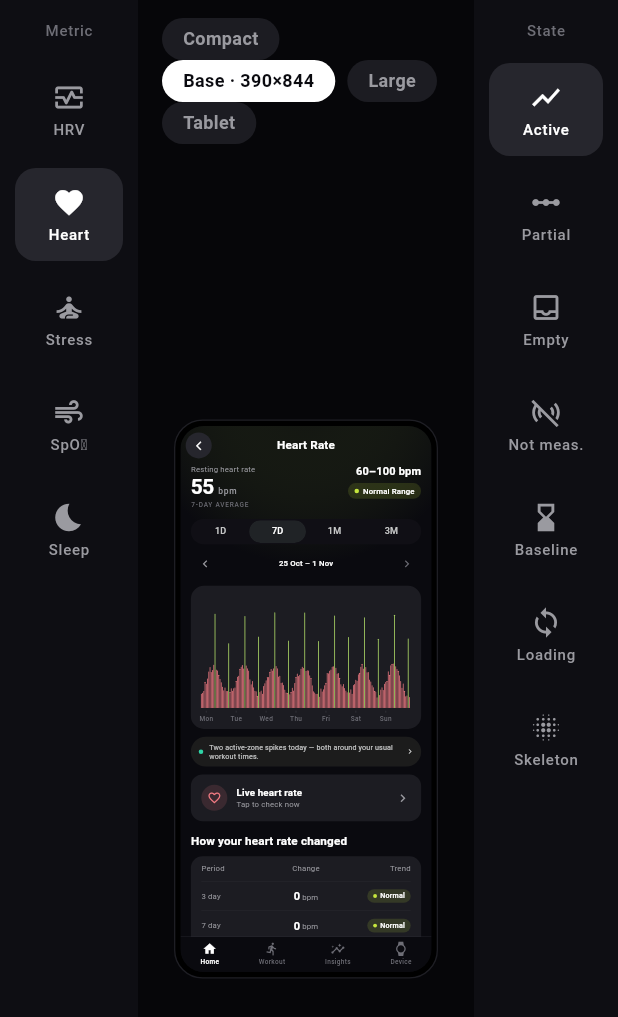
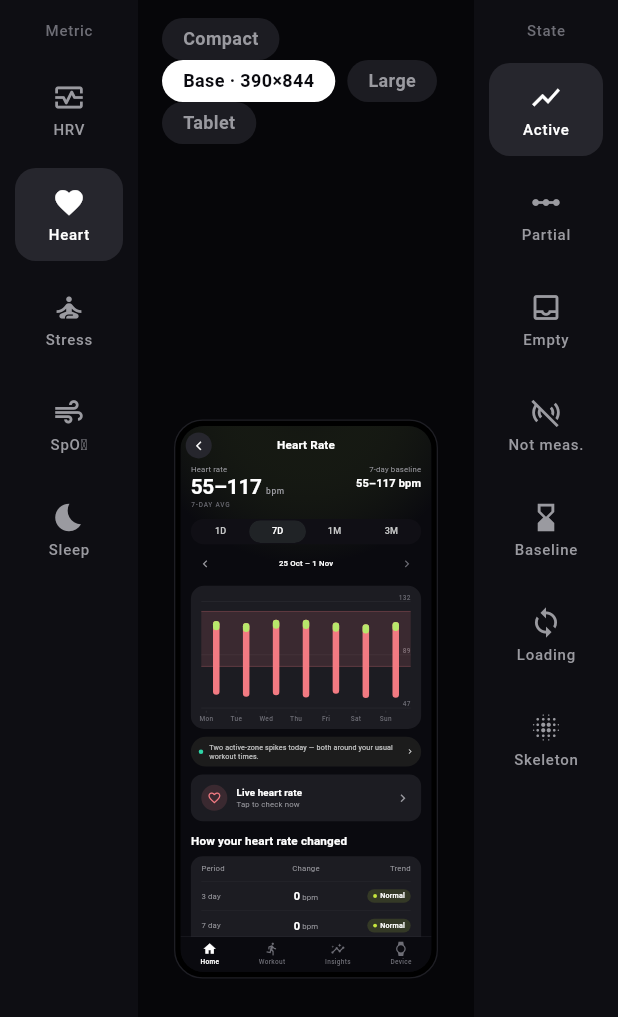
Before and after one commit to kishan9907IND/graphsHLTH-, a Flutter app: the screen it shows after launch, after a tap on "HRV", after a tap on "Heart", on a phone screen of 412 x 824 dp. Shown: the top 1017 px of the screen. Run offline on Flutter 3.47's test engine with Material 3 defaults, Android fonts, the phone set to English and light mode, and no system bars; missing offline and left inert: widgetbook, widgetbook_annotation.

Commit message:
Heart Rate as range-bar chart + gradient Sleep transitions
Heart Rate (ported from the heart_rate_chart package, MIT):
- Readings bucketed per interval (1h for 1D, 1d for 7D/1M, 1w for 3M); each
  bucket draws a floating min–max range bar with rounded caps (coral), with a
  green active-zone cap on buckets that touched a peak.
- Shaded 7-day baseline band behind the bars; right-side Y gridlines.
- Paired header: left min–max for the selected range, right "7-day baseline"
  min–max; no status pill in Active.

Sleep (sleep_chart style):
- Stage transitions are gradient-filled ramps between adjacent capsules so the
  Awake/REM/Core/Deep lanes read as one continuous ribbon. Gaps stay blank.

MetricHeader gains an optional right-column caption. flutter analyze clean.

Co-Authored-By: Claude Opus 4.8 <noreply@anthropic.com>
Claude-Session: https://claude.ai/code/session_01V7o5yXk8pBD9FwtTufP3dB

```diff
--- a/gallery/lib/demo_data.dart
+++ b/gallery/lib/demo_data.dart
@@ -232,18 +232,32 @@ MetricViewModel _hrModel() => MetricViewModel(
       title: 'Heart Rate',
       icon: Icons.favorite,
       accent: HlthChartTokens.hr,
-      headerLabel: 'Resting heart rate',
+      headerLabel: 'Heart rate',
       unit: 'bpm',
       legend: const [
         LegendItem(label: 'Heart rate', color: HlthChartTokens.hr),
         LegendItem(label: 'Active zone', color: HlthChartTokens.hrAccent),
       ],
-      averageCaption: _avgCaption,
-      rangeValue: (_) => '60–100 bpm',
-      statusLabel: 'Normal Range',
+      averageCaption: (r) => switch (r) {
+        TimeRange.day => 'Avg today',
+        TimeRange.week => '7-day avg',
+        TimeRange.month => '30-day avg',
+        TimeRange.threeMonths => '90-day avg',
+      },
+      // Right column shows the multi-day baseline range, like Apple Health.
+      rangeCaption: '7-day baseline',
+      rangeValue: (_) {
+        final d = _win(_hr, TimeRange.week, (x) => x.timestamp)
+            .map((x) => x.bpm)
+            .toList();
+        if (d.isEmpty) return null;
+        return '${d.reduce(min).round()}–${d.reduce(max).round()} bpm';
+      },
+      statusLabel: null,
       headerValue: (r) {
         final d = _win(_hr, r, (x) => x.timestamp).map((x) => x.bpm).toList();
-        return d.isEmpty ? null : d.reduce(min).round().toString();
+        if (d.isEmpty) return null;
+        return '${d.reduce(min).round()}–${d.reduce(max).round()}';
       },
       statusFor: (r) => _win(_hr, r, (x) => x.timestamp).isEmpty
           ? ChartStatus.empty
--- a/packages/hlth_charts/lib/src/charts/hr_chart.dart
+++ b/packages/hlth_charts/lib/src/charts/hr_chart.dart
@@ -9,24 +9,37 @@ import '../readings/hr_reading.dart';
 import '../scrub_overlay.dart';
 import '../time_range.dart';
 
-/// Plot-only heart-rate renderer: dense thin bars positioned by timestamp,
-/// with zone-tagged bars (elevated/peak) in the accent green — the Heart
-/// Rate card from the Figma.
+/// Apple-Health–style heart-rate range chart. Design ported from the
+/// heart_rate_chart package (pub.dev, MIT): readings are grouped into time
+/// buckets and each bucket draws a floating min–max range bar. Buckets that
+/// touched an active zone get a green cap. A shaded band shows the multi-day
+/// baseline range.
 class HrPlot extends StatelessWidget {
   const HrPlot({
     super.key,
     required this.readings,
     required this.now,
     this.range = TimeRange.day,
+    this.baselineLow = 80,
+    this.baselineHigh = 124,
     this.onZoom,
   });
 
   final List<HrReading> readings;
   final DateTime now;
   final TimeRange range;
+  final double baselineLow;
+  final double baselineHigh;
   final ValueChanged<ZoomDirection>? onZoom;
 
   static const Color accent = HlthChartTokens.hr;
+
+  Duration _bucket(TimeRange r) => switch (r) {
+        TimeRange.day => const Duration(hours: 1),
+        TimeRange.week => const Duration(days: 1),
+        TimeRange.month => const Duration(days: 1),
+        TimeRange.threeMonths => const Duration(days: 7),
+      };
 
   @override
   Widget build(BuildContext context) {
@@ -37,21 +50,45 @@ class HrPlot extends StatelessWidget {
             style: HlthChartText.cardSubtitle),
       );
     }
+
+    final windowStart = range.windowStart(now);
+    final interval = _bucket(range).inMicroseconds;
+    final byBucket = <int, List<HrReading>>{};
+    for (final r in data) {
+      final idx = r.timestamp.difference(windowStart).inMicroseconds ~/ interval;
+      (byBucket[idx] ??= []).add(r);
+    }
+    final buckets = <_Bucket>[];
+    byBucket.forEach((idx, rs) {
+      final bpms = rs.map((r) => r.bpm).toList();
+      buckets.add(_Bucket(
+        center: windowStart.add(
+            Duration(microseconds: (idx * interval + interval ~/ 2))),
+        low: bpms.reduce(math.min),
+        high: bpms.reduce(math.max),
+        hasPeak: rs.any((r) => r.zone != HrZone.normal),
+      ));
+    });
+    buckets.sort((a, b) => a.center.compareTo(b.center));
+
     return LayoutBuilder(
       builder: (context, c) {
-        final values = data.map((r) => r.bpm).toList();
+        final lows = buckets.map((b) => b.low).toList();
+        final highs = buckets.map((b) => b.high).toList();
+        final dataMin = math.min(lows.reduce(math.min), baselineLow);
+        final dataMax = math.max(highs.reduce(math.max), baselineHigh);
         final geometry = ChartGeometry(
           size: Size(c.maxWidth, c.maxHeight),
-          minY: (values.reduce(math.min) - 8).clamp(0, double.infinity),
-          maxY: values.reduce(math.max) + 8,
+          minY: (dataMin - 8).clamp(0, double.infinity).toDouble(),
+          maxY: dataMax + 8,
           insets: const EdgeInsets.fromLTRB(4, 10, 4, 22),
         );
         final points = [
-          for (final r in data)
+          for (final b in buckets)
             ScrubPoint(
-              x: geometry.xForFraction(range.fractionOf(r.timestamp, now)),
-              y: geometry.yForValue(r.bpm),
-              label: '${r.bpm.toStringAsFixed(0)} bpm',
+              x: geometry.xForFraction(range.fractionOf(b.center, now)),
+              y: geometry.yForValue(b.high),
+              label: '${b.low.round()}–${b.high.round()} bpm',
             ),
         ];
         return ScrubOverlay(
@@ -60,12 +97,14 @@ class HrPlot extends StatelessWidget {
           onZoom: onZoom,
           builder: (_, size) => CustomPaint(
             size: size,
-            painter: _HrBarsPainter(
-              readings: data,
+            painter: _HrRangePainter(
+              buckets: buckets,
+              geometry: geometry,
               now: now,
               range: range,
-              geometry: geometry,
               ticks: range.axisTicks(now),
+              baselineLow: baselineLow,
+              baselineHigh: baselineHigh,
             ),
           ),
         );
@@ -74,46 +113,75 @@ class HrPlot extends StatelessWidget {
   }
 }
 
-class _HrBarsPainter extends CustomPainter {
-  _HrBarsPainter({
-    required this.readings,
+class _Bucket {
+  _Bucket({
+    required this.center,
+    required this.low,
+    required this.high,
+    required this.hasPeak,
+  });
+  final DateTime center;
+  final double low;
+  final double high;
+  final bool hasPeak;
+}
+
+class _HrRangePainter extends CustomPainter {
+  _HrRangePainter({
+    required this.buckets,
+    required this.geometry,
     required this.now,
     required this.range,
-    required this.geometry,
     required this.ticks,
+    required this.baselineLow,
+    required this.baselineHigh,
   });
 
-  final List<HrReading> readings;
+  final List<_Bucket> buckets;
+  final ChartGeometry geometry;
   final DateTime now;
   final TimeRange range;
-  final ChartGeometry geometry;
   final List<AxisTick> ticks;
+  final double baselineLow;
+  final double baselineHigh;
 
   @override
   void paint(Canvas canvas, Size size) {
-    final base = geometry.insets.top + geometry.plotHeight;
-    // Bar width scales with density so a day (96 bars) and a week (672)
-    // both stay legible.
-    final barWidth = (geometry.plotWidth / readings.length * 0.6)
-        .clamp(1.0, 4.0)
+    paintYGrid(
+      canvas,
+      geometry,
+      values: [geometry.minY, (geometry.minY + geometry.maxY) / 2, geometry.maxY],
+      format: (v) => v.round().toString(),
+    );
+    // 7-day baseline band behind the bars.
+    paintBand(canvas, geometry, baselineLow, baselineHigh, HlthChartTokens.hr);
+
+    final barWidth = (geometry.plotWidth / buckets.length * 0.55)
+        .clamp(2.0, 10.0)
         .toDouble();
-    for (final r in readings) {
-      final x = geometry.xForFraction(range.fractionOf(r.timestamp, now));
-      final y = geometry.yForValue(r.bpm);
-      final color = r.zone == HrZone.normal
-          ? HlthChartTokens.hr
-          : HlthChartTokens.hrAccent;
-      canvas.drawRRect(
-        RRect.fromRectAndRadius(
-          Rect.fromLTWH(x - barWidth / 2, y, barWidth, base - y),
-          const Radius.circular(1.5),
-        ),
-        Paint()..color = color,
+    for (final b in buckets) {
+      final x = geometry.xForFraction(range.fractionOf(b.center, now));
+      final top = geometry.yForValue(b.high);
+      final bot = geometry.yForValue(b.low);
+      final rect = RRect.fromRectAndRadius(
+        Rect.fromLTRB(x - barWidth / 2, top, x + barWidth / 2, bot),
+        Radius.circular(barWidth / 2),
       );
+      canvas.drawRRect(rect, Paint()..color = HlthChartTokens.hr);
+      // Active-zone cap in green.
+      if (b.hasPeak) {
+        final capH = math.min(barWidth * 1.4, (bot - top));
+        final cap = RRect.fromRectAndRadius(
+          Rect.fromLTRB(x - barWidth / 2, top, x + barWidth / 2, top + capH),
+          Radius.circular(barWidth / 2),
+        );
+        canvas.drawRRect(cap, Paint()..color = HlthChartTokens.hrAccent);
+      }
     }
+
     paintAxisTicks(canvas, geometry, ticks);
   }
 
   @override
-  bool shouldRepaint(_HrBarsPainter old) => old.readings != readings;
+  bool shouldRepaint(_HrRangePainter old) => old.buckets != buckets;
 }
--- a/packages/hlth_charts/lib/src/charts/sleep_chart.dart
+++ b/packages/hlth_charts/lib/src/charts/sleep_chart.dart
@@ -1,3 +1,5 @@
+import 'dart:math' as math;
+
 import 'package:flutter/material.dart';
 import 'package:flutter/services.dart';
 
@@ -187,19 +189,37 @@ class _SleepTimelinePainter extends CustomPainter {
       tp.paint(canvas, Offset(0, yc - tp.height / 2));
     }
 
-    // Connectors first (under the blocks) at each contiguous transition.
+    // Gradient transition ramps (sleep_chart style): each contiguous
+    // transition is a vertical bar the same thickness as the capsules,
+    // filled with a gradient between the two stage colours, so the lanes
+    // read as one continuous ribbon weaving between stages. Drawn under the
+    // capsules so the rounded caps sit on top.
     for (var i = 0; i < segments.length - 1; i++) {
       final gap = segments[i + 1].start.difference(segments[i].end);
-      if (gap > _gapThreshold) continue; // real gap → no connector
+      if (gap > _gapThreshold) continue; // real gap → no ramp
       final x = xFor(segments[i].end);
       final y1 = laneCenter(segments[i].stage);
       final y2 = laneCenter(segments[i + 1].stage);
-      canvas.drawLine(
-        Offset(x, y1),
-        Offset(x, y2),
-        Paint()
-          ..color = HlthChartTokens.textMuted.withOpacity(0.6)
-          ..strokeWidth = 1.5,
+      final top = math.min(y1, y2);
+      final bot = math.max(y1, y2);
+      final topColor =
+          _stageColor(y1 <= y2 ? segments[i].stage : segments[i + 1].stage);
+      final botColor =
+          _stageColor(y1 <= y2 ? segments[i + 1].stage : segments[i].stage);
+      final rect = Rect.fromLTRB(
+        x - blockH / 2,
+        top - blockH / 2,
+        x + blockH / 2,
+        bot + blockH / 2,
+      );
+      final shader = LinearGradient(
+        begin: Alignment.topCenter,
+        end: Alignment.bottomCenter,
+        colors: [topColor, botColor],
+      ).createShader(rect);
+      canvas.drawRRect(
+        RRect.fromRectAndRadius(rect, Radius.circular(blockH / 2)),
+        Paint()..shader = shader,
       );
     }
 
--- a/packages/hlth_charts/lib/src/metric_config.dart
+++ b/packages/hlth_charts/lib/src/metric_config.dart
@@ -26,6 +26,7 @@ class MetricViewModel {
     required this.changeTitle,
     required this.changeRows,
     this.rangeValue,
+    this.rangeCaption,
     this.statusLabel,
     this.statusColor = HlthChartTokens.series,
     this.baseline,
@@ -49,10 +50,14 @@ class MetricViewModel {
   /// Big value for a range, or null for the "– –" treatment.
   final String? Function(TimeRange range) headerValue;
 
-  /// Right-column reference range ("95–100 %"), per range. Optional.
+  /// Right-column reference range ("95–100 %" / "80–124 BPM"), per range.
   final String? Function(TimeRange range)? rangeValue;
 
-  /// Right-column status pill ("Normal Range"). Static across ranges.
+  /// Small label above the right-column value ("7-day baseline"). Optional.
+  final String? rangeCaption;
+
+  /// Right-column status pill ("Normal Range"). Static across ranges; null
+  /// hides the pill in the Active state.
   final String? statusLabel;
   final Color statusColor;
 
--- a/packages/hlth_charts/lib/src/metric_header.dart
+++ b/packages/hlth_charts/lib/src/metric_header.dart
@@ -16,6 +16,7 @@ class MetricHeader extends StatelessWidget {
     required this.unit,
     required this.averageCaption,
     this.rangeValue,
+    this.rangeCaption,
     this.statusLabel,
     this.statusColor = HlthChartTokens.series,
   });
@@ -35,6 +36,10 @@ class MetricHeader extends StatelessWidget {
 
   /// Right-column reference range, e.g. "95–100 %". Null hides the column.
   final String? rangeValue;
+
+  /// Small label above the right-column value, e.g. "7-day baseline". Null
+  /// shows the value with no caption.
+  final String? rangeCaption;
 
   /// Right-column status pill text, e.g. "Normal Range". Null hides the pill.
   final String? statusLabel;
@@ -77,6 +82,10 @@ class MetricHeader extends StatelessWidget {
             crossAxisAlignment: CrossAxisAlignment.end,
             mainAxisSize: MainAxisSize.min,
             children: [
+              if (rangeCaption != null) ...[
+                Text(rangeCaption!, style: HlthChartText.cardSubtitle),
+                const SizedBox(height: 4),
+              ],
               if (rangeValue != null)
                 Text(
                   rangeValue!,
--- a/packages/hlth_charts/lib/src/metric_screen.dart
+++ b/packages/hlth_charts/lib/src/metric_screen.dart
@@ -97,6 +97,7 @@ class _MetricScreenState extends State<MetricScreen> {
           unit: m.unit,
           averageCaption: m.averageCaption(_range),
           rangeValue: m.rangeValue?.call(_range),
+          rangeCaption: m.rangeCaption,
           statusLabel: pillLabel,
           statusColor: pillColor,
         ),
@@ -187,7 +188,7 @@ class _MetricScreenState extends State<MetricScreen> {
 
 /// The right-side header pill for each display state: its label and colour.
 (String?, Color) _statePill(ChartStatus s, MetricViewModel m) => switch (s) {
-      ChartStatus.data => (m.statusLabel ?? 'Active', m.statusColor),
+      ChartStatus.data => (m.statusLabel, m.statusColor),
       ChartStatus.partial => ('Partial', HlthChartTokens.stress),
       ChartStatus.empty => ('No data', HlthChartTokens.textMuted),
       ChartStatus.notMeasured => ('Not measured', HlthChartTokens.textMuted),
```
